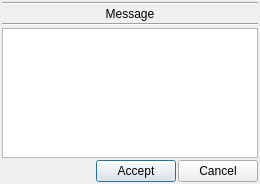
The window that lib/qt/ui/promptDialog.ui (snaress/studio) describes before a commit, drawn with Qt 5.
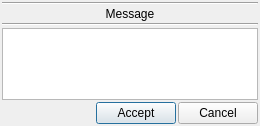
The same window after the commit.

Patch:
```diff
--- a/lib/qt/ui/promptDialog.ui
+++ b/lib/qt/ui/promptDialog.ui
@@ -7,7 +7,7 @@
     <x>0</x>
     <y>0</y>
     <width>260</width>
-    <height>184</height>
+    <height>126</height>
    </rect>
   </property>
   <property name="windowTitle">
```
